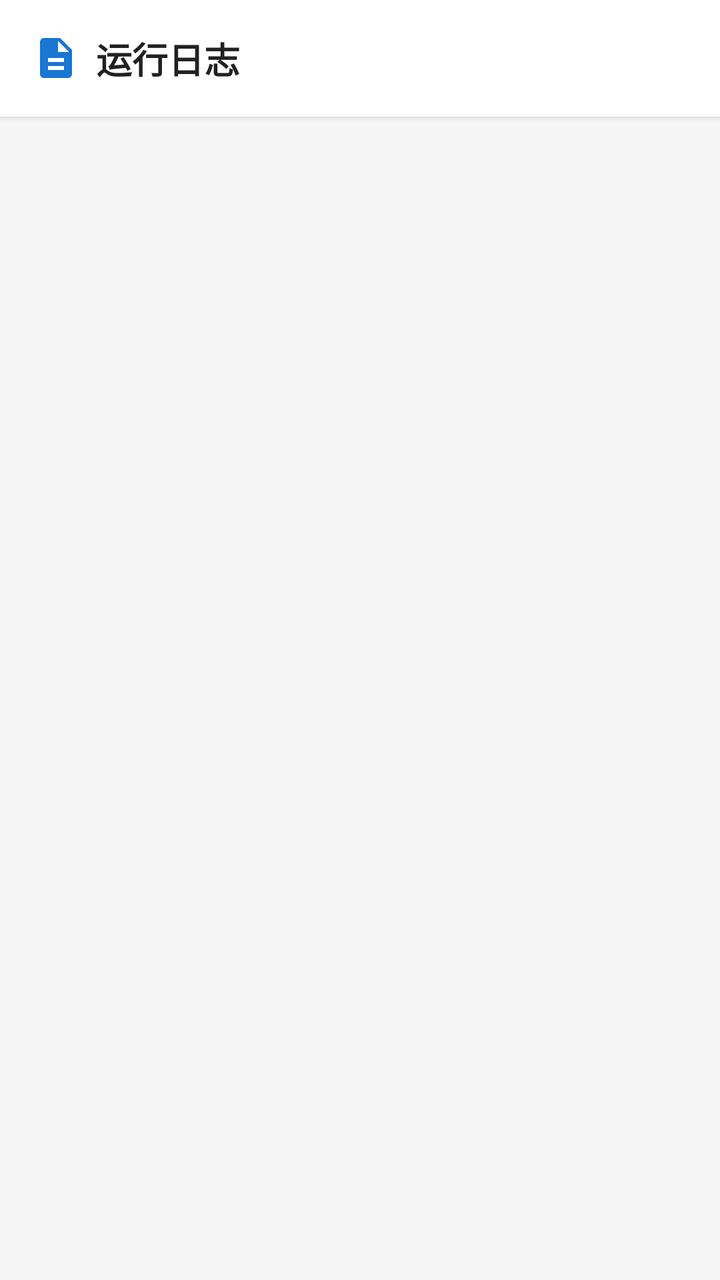
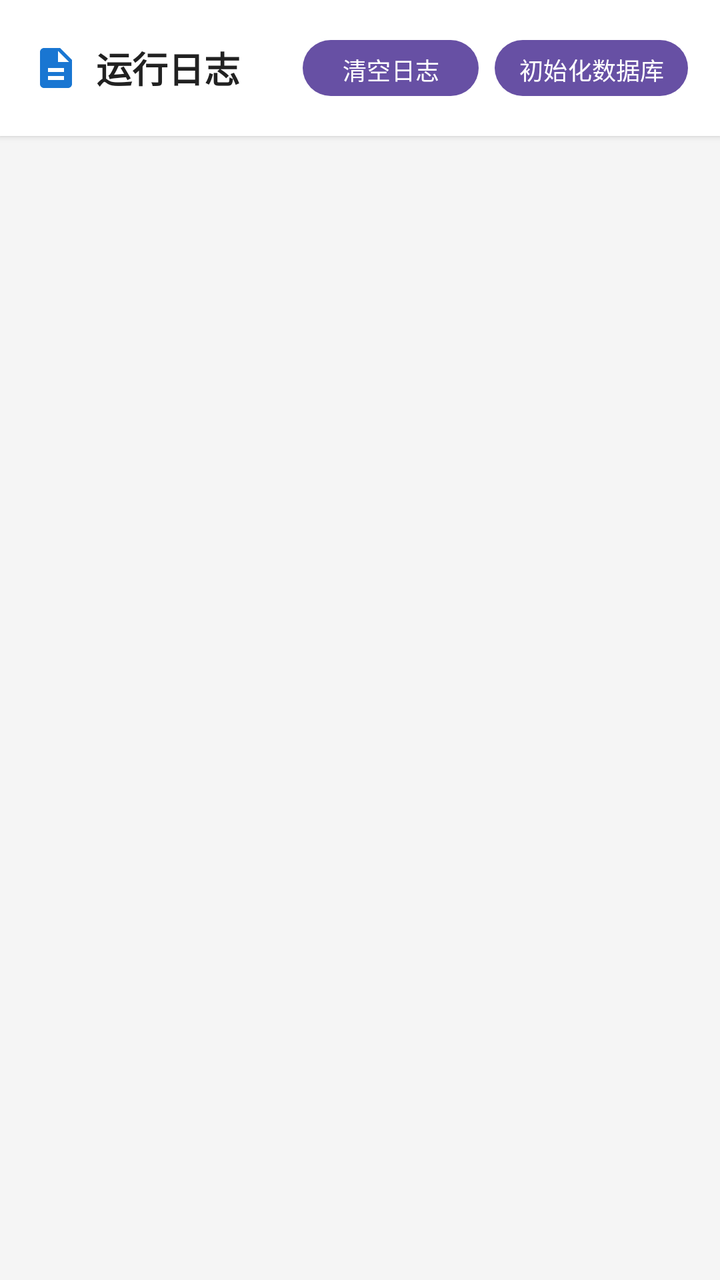

Before-and-after screenshots of an Android layout around one commit, followed by the original layout XML and the change that was made.
<!-- AndroidManifest.xml: application theme Theme.WlClient -->
<!-- res/layout/activity_log_view.xml -->
<?xml version="1.0" encoding="utf-8"?>
<LinearLayout xmlns:android="http://schemas.android.com/apk/res/android"
    android:layout_width="match_parent"
    android:layout_height="match_parent"
    android:orientation="vertical"
    android:background="#FAFAFA">

    <LinearLayout
        android:layout_width="match_parent"
        android:layout_height="wrap_content"
        android:orientation="horizontal"
        android:gravity="center_vertical"
        android:padding="16dp"
        android:background="#FFFFFF"
        android:elevation="2dp">

        <ImageView
            android:layout_width="24dp"
            android:layout_height="24dp"
            android:src="@drawable/ic_log_svg"
            android:layout_marginEnd="8dp" />

        <TextView
            android:layout_width="0dp"
            android:layout_height="wrap_content"
            android:layout_weight="1"
            android:text="运行日志"
            android:textSize="18sp"
            android:textColor="#212121"
            android:textStyle="bold" />

        <TextView
            android:id="@+id/tv_log_count"
            android:layout_width="wrap_content"
            android:layout_height="wrap_content"
            android:textSize="12sp"
            android:textColor="#757575" />
    </LinearLayout>

    <TextView
        android:id="@+id/tv_log_empty"
        android:layout_width="match_parent"
        android:layout_height="match_parent"
        android:gravity="center"
        android:text="暂无日志记录"
        android:textSize="14sp"
        android:textColor="#BDBDBD"
        android:visibility="gone" />

    <ScrollView
        android:id="@+id/sv_log"
        android:layout_width="match_parent"
        android:layout_height="match_parent"
        android:background="#F5F5F5"
        android:padding="16dp">

        <TextView
            android:id="@+id/tv_log_content"
            android:layout_width="match_parent"
            android:layout_height="wrap_content"
            android:textSize="12sp"
            android:textColor="#333333"
            android:lineSpacingExtra="3dp"
            android:textIsSelectable="true"
            android:fontFamily="monospace" />
    </ScrollView>

</LinearLayout>
<!-- resources referenced by this layout -->
<resources>
  <!-- drawable ic_log_svg (drawable) -->
  <?xml version="1.0" encoding="utf-8"?>
  <vector xmlns:android="http://schemas.android.com/apk/res/android"
      android:width="24dp"
      android:height="24dp"
      android:viewportWidth="24"
      android:viewportHeight="24">
      <path
          android:fillColor="#1976D2"
          android:pathData="M14,2H6C4.9,2 4,2.9 4,4v16c0,1.1 0.89,2 1.99,2H18c1.1,0 2,-0.9 2,-2V8l-6,-6zM16,18H8v-2h8v2zM16,14H8v-2h8v2zM13,9V3.5L18.5,9H13z" />
  </vector>
  <style name="Theme.WlClient" parent="Base.Theme.WlClient" />
  <style name="Base.Theme.WlClient" parent="Theme.Material3.DayNight.NoActionBar">
          
          
      </style>
</resources>

<!-- the commit's change to res/layout/activity_log_view.xml (unified diff, before → after) -->
@@ -34,7 +34,28 @@
             android:layout_width="wrap_content"
             android:layout_height="wrap_content"
             android:textSize="12sp"
-            android:textColor="#757575" />
+            android:textColor="#757575"
+            android:layout_marginEnd="8dp" />
+
+        <Button
+            android:id="@+id/btn_clear_log"
+            android:layout_width="wrap_content"
+            android:layout_height="36dp"
+            android:text="清空日志"
+            android:textSize="12sp"
+            android:paddingStart="12dp"
+            android:paddingEnd="12dp" />
+
+        <View android:layout_width="8dp" android:layout_height="0dp" />
+
+        <Button
+            android:id="@+id/btn_init_db"
+            android:layout_width="wrap_content"
+            android:layout_height="36dp"
+            android:text="初始化数据库"
+            android:textSize="12sp"
+            android:paddingStart="12dp"
+            android:paddingEnd="12dp" />
     </LinearLayout>
 
     <TextView
